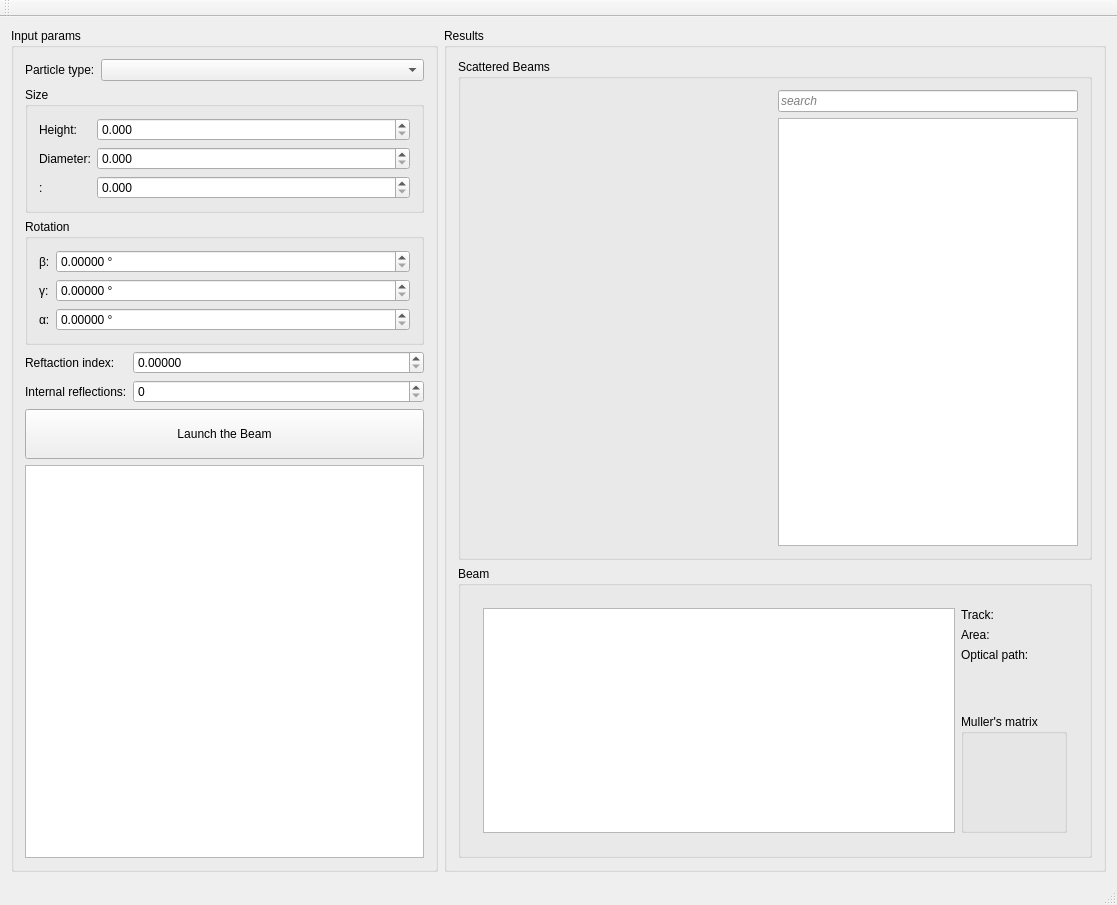
Old version of the form src/ui/MainWindow.ui in the repository Heart-Under-Blade/BS_visual.
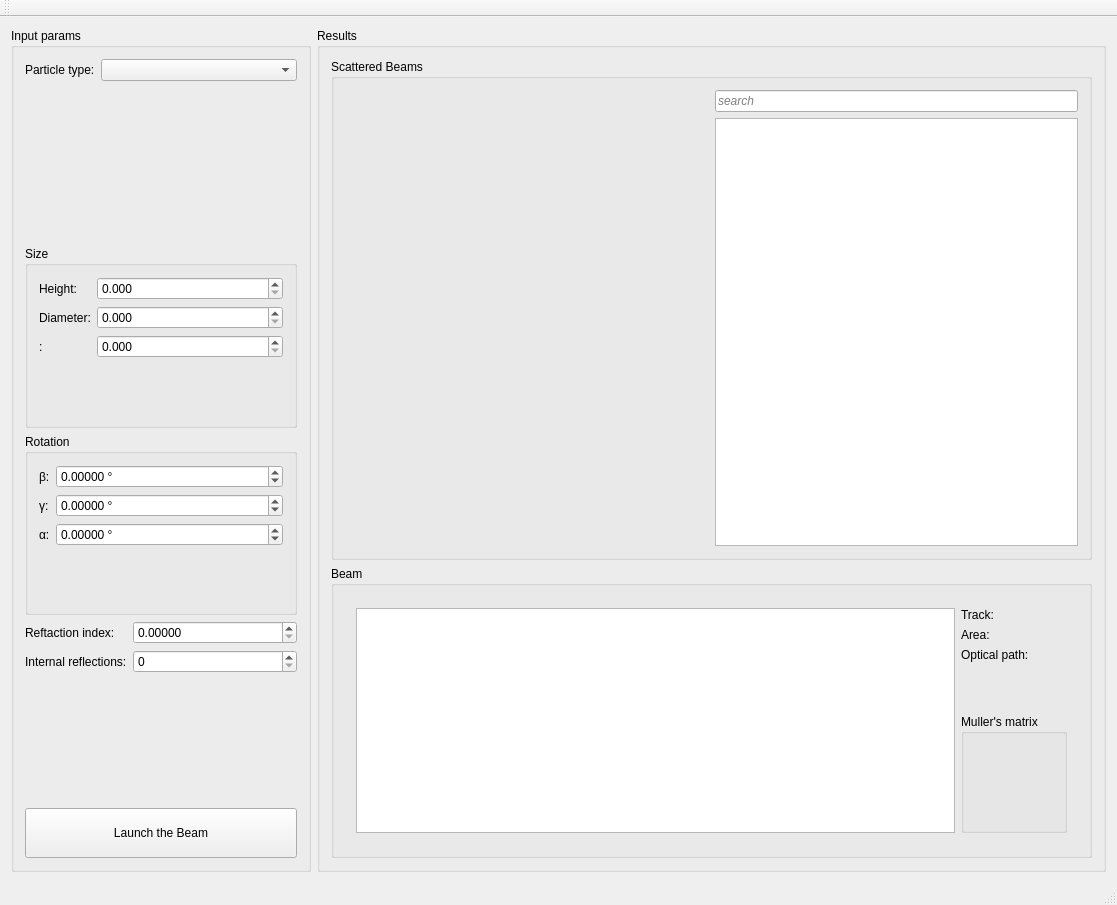
New version of the form.

Commit message: [add] particle view; [add] other method of facet sort

```diff
--- a/src/ui/MainWindow.ui
+++ b/src/ui/MainWindow.ui
@@ -418,6 +418,9 @@
               <property name="decimals">
                <number>5</number>
               </property>
+              <property name="minimum">
+               <double>-360.000000000000000</double>
+              </property>
               <property name="maximum">
                <double>360.000000000000000</double>
               </property>
@@ -438,6 +441,9 @@
               <property name="decimals">
                <number>5</number>
               </property>
+              <property name="minimum">
+               <double>-360.000000000000000</double>
+              </property>
               <property name="maximum">
                <double>360.000000000000000</double>
               </property>
@@ -458,6 +464,9 @@
               <property name="decimals">
                <number>5</number>
               </property>
+              <property name="minimum">
+               <double>-360.000000000000000</double>
+              </property>
               <property name="maximum">
                <double>360.000000000000000</double>
               </property>
@@ -509,9 +518,6 @@
          </property>
         </widget>
        </item>
-       <item>
-        <widget class="QGraphicsView" name="graphicsView_particle"/>
-       </item>
       </layout>
      </widget>
     </item>
```
Left out of the diff: 5 changed lines with no effect on the pictures. The commit also changes 15 other files.
